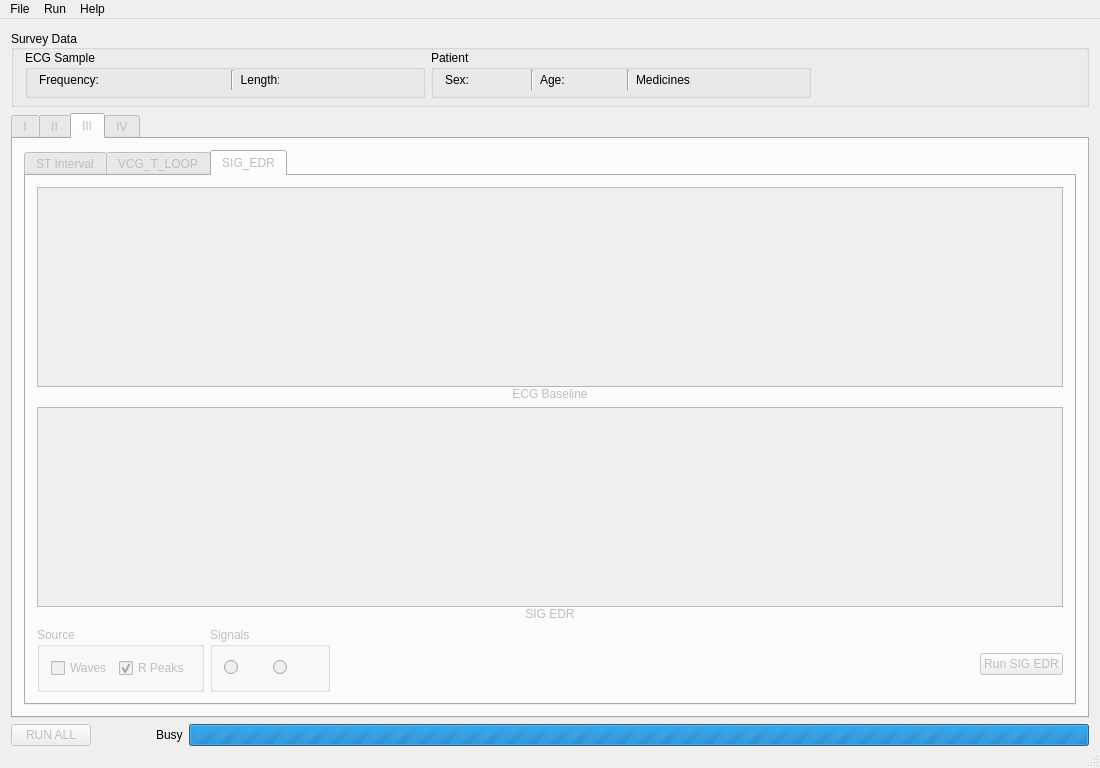
Above: EKG/Views/airecgmain.ui from qwerty90/ProjektEKG before the change. Below: the same form after it.
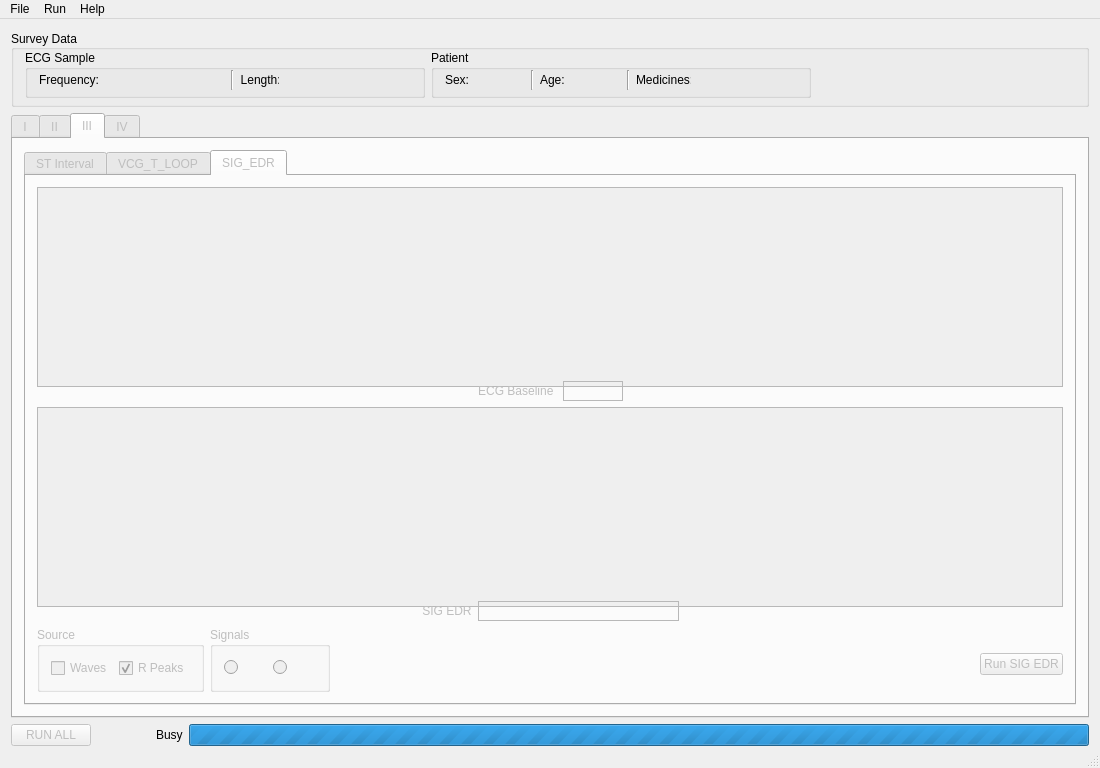
That is the form after the change. Icons and pictures are not drawn.

Diff of the .ui file:
```diff
--- a/EKG/Views/airecgmain.ui
+++ b/EKG/Views/airecgmain.ui
@@ -2808,11 +2808,26 @@
                    <x>0</x>
                    <y>0</y>
                    <width>1030</width>
-                   <height>211</height>
+                   <height>202</height>
                   </rect>
                  </property>
                 </widget>
                </widget>
+              </item>
+              <item>
+               <layout class="QHBoxLayout" name="horizontalLayout_22">
+                <item>
+                 <spacer name="horizontalSpacer_4">
+                  <property name="orientation">
+                   <enum>Qt::Horizontal</enum>
+                  </property>
+                  <property name="sizeHint" stdset="0">
+                   <size>
+                    <width>40</width>
+                    <height>20</height>
+                   </size>
+                  </property>
+                 </spacer>
               </item>
               <item>
                <widget class="QLabel" name="label_24">
@@ -2820,12 +2835,46 @@
                  <enum>Qt::LeftToRight</enum>
                 </property>
                 <property name="text">
-                 <string>ECG Baseline</string>
+                   <string>ECG Baseline </string>
                 </property>
                 <property name="alignment">
                  <set>Qt::AlignCenter</set>
                 </property>
                </widget>
+                </item>
+                <item>
+                 <widget class="QFrame" name="frame_4">
+                  <property name="minimumSize">
+                   <size>
+                    <width>60</width>
+                    <height>20</height>
+                   </size>
+                  </property>
+                  <property name="styleSheet">
+                   <string notr="true">background-image: url(:/img/img/legend_signal.png);</string>
+                  </property>
+                  <property name="frameShape">
+                   <enum>QFrame::StyledPanel</enum>
+                  </property>
+                  <property name="frameShadow">
+                   <enum>QFrame::Raised</enum>
+                  </property>
+                 </widget>
+                </item>
+                <item>
+                 <spacer name="horizontalSpacer_11">
+                  <property name="orientation">
+                   <enum>Qt::Horizontal</enum>
+                  </property>
+                  <property name="sizeHint" stdset="0">
+                   <size>
+                    <width>40</width>
+                    <height>20</height>
+                   </size>
+                  </property>
+                 </spacer>
+                </item>
+               </layout>
               </item>
               <item>
                <widget class="QScrollArea" name="scrollArea_2">
@@ -2844,11 +2893,26 @@
                    <x>0</x>
                    <y>0</y>
                    <width>1030</width>
-                   <height>210</height>
+                   <height>201</height>
                   </rect>
                  </property>
                 </widget>
                </widget>
+              </item>
+              <item>
+               <layout class="QHBoxLayout" name="horizontalLayout_21">
+                <item>
+                 <spacer name="horizontalSpacer_2">
+                  <property name="orientation">
+                   <enum>Qt::Horizontal</enum>
+                  </property>
+                  <property name="sizeHint" stdset="0">
+                   <size>
+                    <width>40</width>
+                    <height>20</height>
+                   </size>
+                  </property>
+                 </spacer>
               </item>
               <item>
                <widget class="QLabel" name="label_25">
@@ -2861,6 +2925,40 @@
                </widget>
               </item>
               <item>
+                 <widget class="QFrame" name="frame_3">
+                  <property name="minimumSize">
+                   <size>
+                    <width>201</width>
+                    <height>20</height>
+                   </size>
+                  </property>
+                  <property name="styleSheet">
+                   <string notr="true">background-image: url(:/img/img/legend_sig_edr.jpg);</string>
+                  </property>
+                  <property name="frameShape">
+                   <enum>QFrame::StyledPanel</enum>
+                  </property>
+                  <property name="frameShadow">
+                   <enum>QFrame::Raised</enum>
+                  </property>
+                 </widget>
+                </item>
+                <item>
+                 <spacer name="horizontalSpacer_3">
+                  <property name="orientation">
+                   <enum>Qt::Horizontal</enum>
+                  </property>
+                  <property name="sizeHint" stdset="0">
+                   <size>
+                    <width>40</width>
+                    <height>20</height>
+                   </size>
+                  </property>
+                 </spacer>
+                </item>
+               </layout>
+              </item>
+              <item>
                <layout class="QHBoxLayout" name="horizontalLayout_29">
                 <item>
                  <widget class="QGroupBox" name="groupBox_9">
```
Left out of the diff: 4 changed lines with no effect on the pictures. Lines whose indentation alone changed are shown as unchanged.
